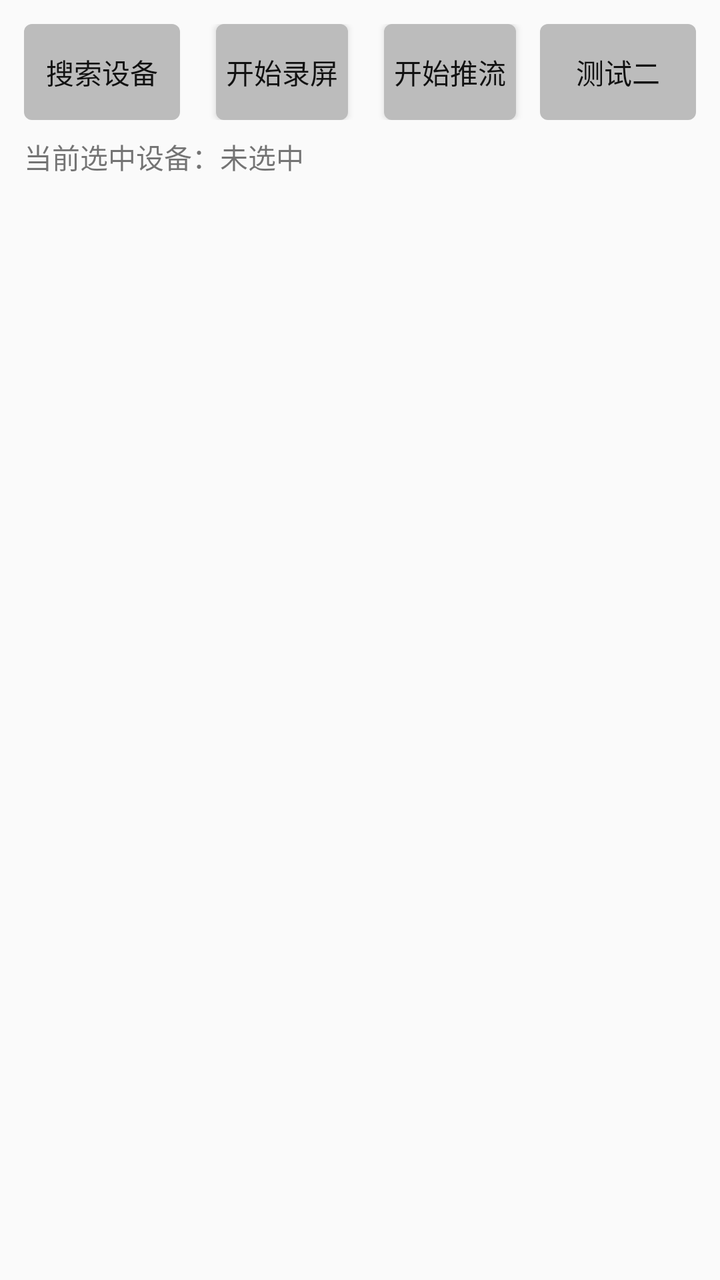
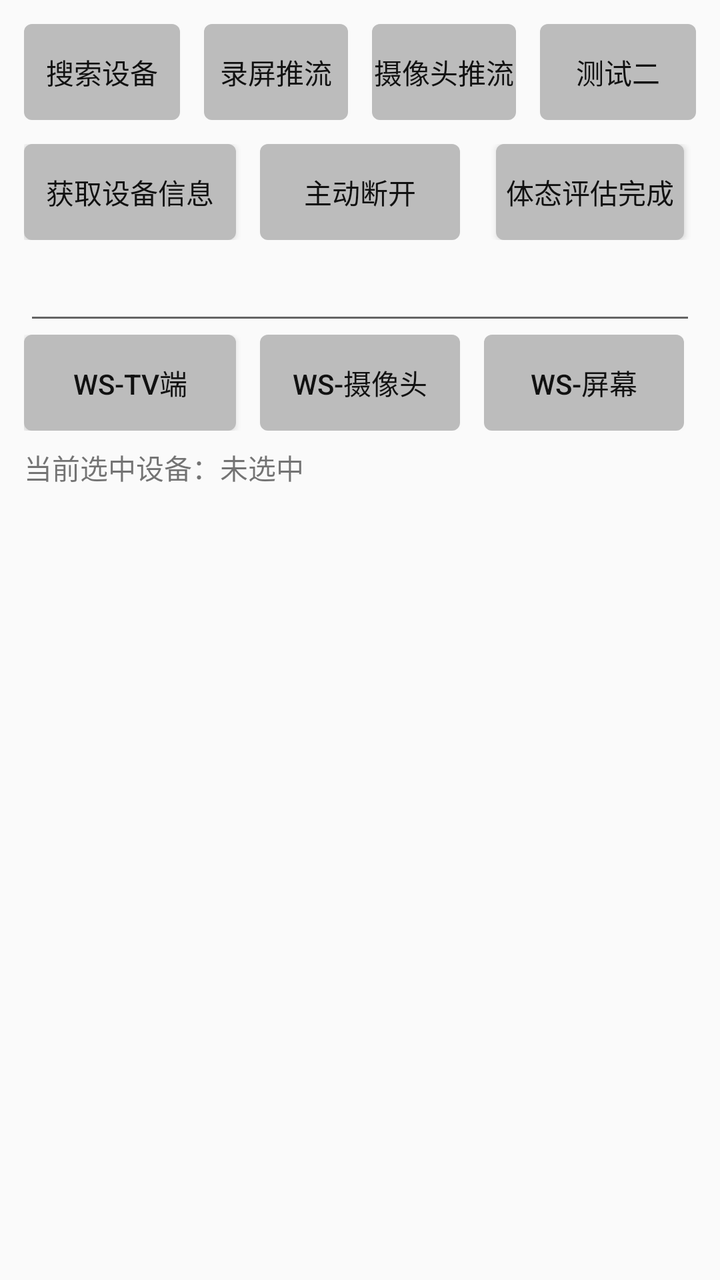

An Android layout rendered at two revisions. The XML below is the earlier revision; the diff shows what the commit changed to produce the second picture.
<!-- AndroidManifest.xml: application theme AppTheme -->
<!-- res/layout/activity_splash.xml -->
<?xml version="1.0" encoding="utf-8"?>
<LinearLayout xmlns:android="http://schemas.android.com/apk/res/android"
    android:layout_width="match_parent"
    android:layout_height="match_parent"
    android:orientation="vertical"
    android:padding="12dp">

    <LinearLayout
        android:layout_width="match_parent"
        android:layout_height="wrap_content"
        android:orientation="horizontal">

        <Button
            android:id="@+id/btnSearch"
            android:layout_width="match_parent"
            android:layout_height="wrap_content"
            android:layout_marginRight="6dp"
            android:layout_weight="1"
            android:background="@drawable/button_selector"
            android:text="搜索设备"
            android:textColor="@drawable/button_text_selector" />

        <Button
            android:id="@+id/btnSend"
            android:layout_width="match_parent"
            android:layout_height="wrap_content"
            android:layout_marginRight="6dp"
            android:layout_weight="1"
            android:text="demo"
            android:visibility="gone" />

        <Button
            android:id="@+id/btnScreen"
            android:layout_width="match_parent"
            android:layout_height="wrap_content"
            android:layout_marginLeft="12dp"
            android:layout_marginRight="6dp"
            android:layout_weight="1"
            android:background="@drawable/button_selector"
            android:text="开始录屏"
            android:textColor="@drawable/button_text_selector" />

        <Button
            android:id="@+id/btnClient"
            android:layout_width="match_parent"
            android:layout_height="wrap_content"
            android:layout_marginLeft="12dp"
            android:layout_marginRight="6dp"
            android:layout_weight="1"
            android:background="@drawable/button_selector"
            android:text="开始推流"
            android:textColor="@drawable/button_text_selector" />

        <Button
            android:id="@+id/btnServer"
            android:layout_width="match_parent"
            android:layout_height="wrap_content"
            android:layout_marginLeft="6dp"
            android:layout_weight="1"
            android:background="@drawable/button_selector"
            android:text="测试二"
            android:textColor="@drawable/button_text_selector"/>
    </LinearLayout>

    <TextView
        android:id="@+id/tvDeviceName"
        android:layout_width="match_parent"
        android:layout_height="wrap_content"
        android:layout_marginTop="8dp"
        android:text="当前选中设备：未选中" />

    <androidx.recyclerview.widget.RecyclerView
        android:id="@+id/rlvBox"
        android:layout_width="match_parent"
        android:layout_height="match_parent"
        android:layout_marginTop="8dp" />

</LinearLayout>
<!-- resources referenced by this layout -->
<resources>
  <!-- drawable button_selector (drawable) -->
  <?xml version="1.0" encoding="utf-8"?>
  <selector xmlns:android="http://schemas.android.com/apk/res/android">
      <item android:drawable="@drawable/button_pressed_shape" android:state_focused="true"/>
      <item android:drawable="@drawable/button_shape"/>
  </selector>
  <!-- drawable button_text_selector (drawable) -->
  <?xml version="1.0" encoding="utf-8"?>
  <selector xmlns:android="http://schemas.android.com/apk/res/android">
      <item android:color="#FFFFFF" android:state_focused="true" />
      <item android:color="#111111" />
  </selector>
  <style name="AppTheme" parent="Theme.AppCompat.Light.NoActionBar">
          
          <item name="colorPrimary">@color/colorPrimary</item>
          <item name="colorPrimaryDark">@color/colorPrimaryDark</item>
          <item name="colorAccent">@color/colorAccent</item>
      </style>
  <!-- drawable button_pressed_shape (drawable) -->
  <?xml version="1.0" encoding="utf-8"?>
  <shape xmlns:android="http://schemas.android.com/apk/res/android">
      <solid android:color="#12b7f5" />
      <corners android:radius="4dp" />
  </shape>
  <!-- drawable button_shape (drawable) -->
  <?xml version="1.0" encoding="utf-8"?>
  <shape xmlns:android="http://schemas.android.com/apk/res/android">
      <solid android:color="#BCBCBC" />
      <corners android:radius="4dp" />
  </shape>
  <color name="colorPrimary">#3F51B5</color>
  <color name="colorPrimaryDark">#303F9F</color>
  <color name="colorAccent">#FF4081</color>
</resources>

<!-- the commit's change to res/layout/activity_splash.xml (unified diff, before → after) -->
@@ -21,34 +21,25 @@
             android:textColor="@drawable/button_text_selector" />
 
         <Button
-            android:id="@+id/btnSend"
-            android:layout_width="match_parent"
-            android:layout_height="wrap_content"
-            android:layout_marginRight="6dp"
-            android:layout_weight="1"
-            android:text="demo"
-            android:visibility="gone" />
-
-        <Button
             android:id="@+id/btnScreen"
             android:layout_width="match_parent"
             android:layout_height="wrap_content"
-            android:layout_marginLeft="12dp"
+            android:layout_marginLeft="6dp"
             android:layout_marginRight="6dp"
             android:layout_weight="1"
             android:background="@drawable/button_selector"
-            android:text="开始录屏"
+            android:text="录屏推流"
             android:textColor="@drawable/button_text_selector" />
 
         <Button
             android:id="@+id/btnClient"
             android:layout_width="match_parent"
             android:layout_height="wrap_content"
-            android:layout_marginLeft="12dp"
+            android:layout_marginLeft="6dp"
             android:layout_marginRight="6dp"
             android:layout_weight="1"
             android:background="@drawable/button_selector"
-            android:text="开始推流"
+            android:text="摄像头推流"
             android:textColor="@drawable/button_text_selector" />
 
         <Button
@@ -59,7 +50,92 @@
             android:layout_weight="1"
             android:background="@drawable/button_selector"
             android:text="测试二"
-            android:textColor="@drawable/button_text_selector"/>
+            android:textColor="@drawable/button_text_selector" />
+    </LinearLayout>
+
+    <LinearLayout
+        android:layout_width="match_parent"
+        android:layout_height="wrap_content"
+        android:layout_marginTop="12dp"
+        android:orientation="horizontal">
+
+        <Button
+            android:id="@+id/btnDeviceInfo"
+            android:layout_width="match_parent"
+            android:layout_height="wrap_content"
+            android:layout_marginRight="6dp"
+            android:layout_weight="1"
+            android:background="@drawable/button_selector"
+            android:text="获取设备信息"
+            android:textColor="@drawable/button_text_selector" />
+
+        <Button
+            android:id="@+id/btnDisconnect"
+            android:layout_width="match_parent"
+            android:layout_height="wrap_content"
+            android:layout_marginLeft="6dp"
+            android:layout_marginRight="6dp"
+            android:layout_weight="1"
+            android:background="@drawable/button_selector"
+            android:text="主动断开"
+            android:textColor="@drawable/button_text_selector" />
+
+        <Button
+            android:id="@+id/btnCompleted"
+            android:layout_width="match_parent"
+            android:layout_height="wrap_content"
+            android:layout_marginLeft="12dp"
+            android:layout_marginRight="6dp"
+            android:layout_weight="1"
+            android:background="@drawable/button_selector"
+            android:text="体态评估完成"
+            android:textColor="@drawable/button_text_selector" />
+    </LinearLayout>
+
+
+    <EditText
+        android:id="@+id/etWsIP"
+        android:layout_width="match_parent"
+        android:layout_height="wrap_content"
+        android:layout_marginTop="6dp" />
+
+    <LinearLayout
+        android:layout_width="match_parent"
+        android:layout_height="wrap_content"
+        android:orientation="horizontal">
+
+        <Button
+            android:id="@+id/btnWsTv"
+            android:layout_width="match_parent"
+            android:layout_height="wrap_content"
+            android:layout_marginRight="6dp"
+            android:layout_weight="1"
+            android:background="@drawable/button_selector"
+            android:text="ws-TV端"
+            android:textColor="@drawable/button_text_selector" />
+
+        <Button
+            android:id="@+id/btnWsCamera"
+            android:layout_width="match_parent"
+            android:layout_height="wrap_content"
+            android:layout_marginLeft="6dp"
+            android:layout_marginRight="6dp"
+            android:layout_weight="1"
+            android:background="@drawable/button_selector"
+            android:text="ws-摄像头"
+            android:textColor="@drawable/button_text_selector" />
+
+        <Button
+            android:id="@+id/btnWsScreen"
+            android:layout_width="match_parent"
+            android:layout_height="wrap_content"
+            android:layout_marginLeft="6dp"
+            android:layout_marginRight="6dp"
+            android:layout_weight="1"
+            android:background="@drawable/button_selector"
+            android:text="ws-屏幕"
+            android:textColor="@drawable/button_text_selector" />
+
     </LinearLayout>
 
     <TextView
